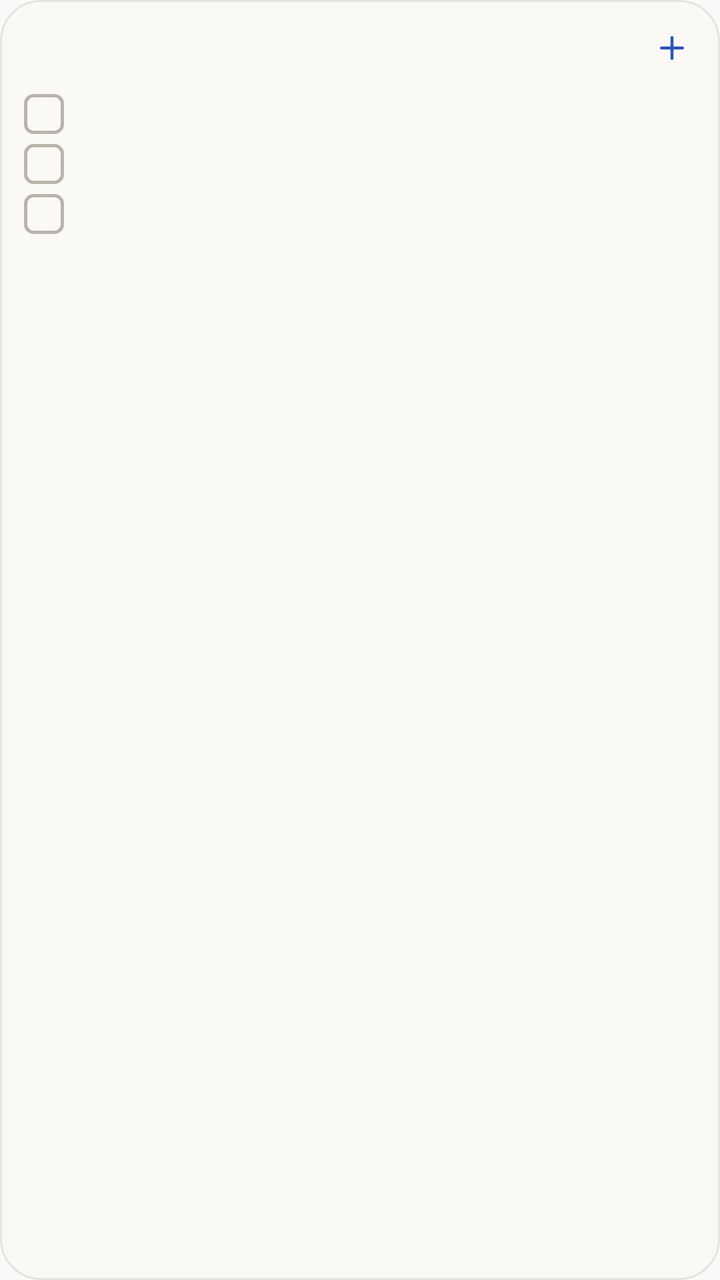
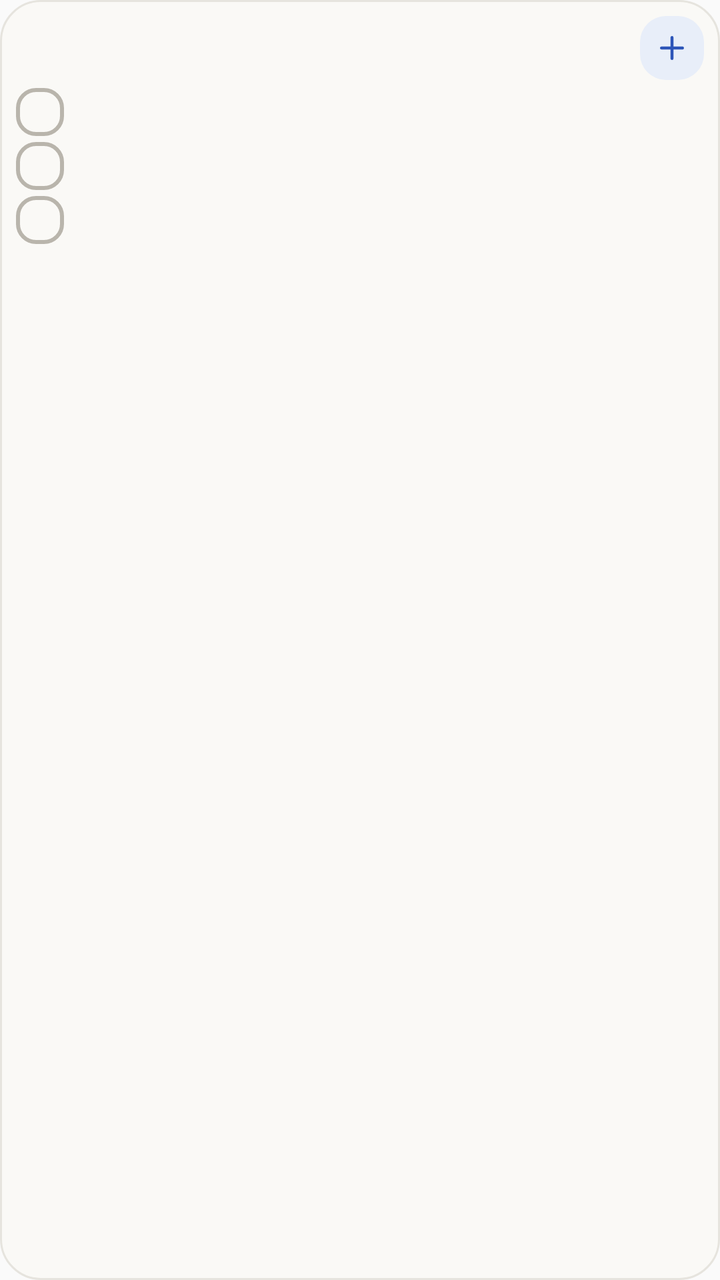

The first picture is an Android layout as it rendered before a commit; the second is the same layout after the commit. The layout source and the unified diff follow.
<!-- AndroidManifest.xml: application theme AppTheme -->
<!-- res/layout/widget_tasks_compact.xml -->
<?xml version="1.0" encoding="utf-8"?>
<LinearLayout xmlns:android="http://schemas.android.com/apk/res/android"
    android:id="@+id/widget_root"
    android:layout_width="match_parent"
    android:layout_height="match_parent"
    android:background="@drawable/widget_bg"
    android:orientation="vertical"
    android:padding="12dp">

    <LinearLayout
        android:layout_width="match_parent"
        android:layout_height="wrap_content"
        android:gravity="center_vertical"
        android:orientation="horizontal">

        <TextView
            android:id="@+id/widget_date"
            android:layout_width="0dp"
            android:layout_height="wrap_content"
            android:layout_weight="1"
            android:ellipsize="end"
            android:singleLine="true"
            android:textColor="#201F1D"
            android:textSize="12sp"
            android:textStyle="bold" />

        <TextView
            android:id="@+id/widget_meta"
            android:layout_width="wrap_content"
            android:layout_height="wrap_content"
            android:ellipsize="end"
            android:maxWidth="92dp"
            android:singleLine="true"
            android:textColor="#2C55B8"
            android:textSize="10sp" />

        <ImageView
            android:id="@+id/widget_add"
            android:layout_width="24dp"
            android:layout_height="24dp"
            android:layout_marginStart="4dp"
            android:contentDescription="快速添加任务"
            android:padding="3dp"
            android:src="@drawable/ic_widget_add" />
    </LinearLayout>

    <LinearLayout
        android:id="@+id/widget_tasks"
        android:layout_width="match_parent"
        android:layout_height="wrap_content"
        android:layout_marginTop="6dp"
        android:orientation="vertical">

        <LinearLayout
            android:id="@+id/widget_row_1"
            android:layout_width="match_parent"
            android:layout_height="wrap_content"
            android:layout_marginTop="5dp"
            android:gravity="center_vertical"
            android:orientation="horizontal">

            <ImageView
                android:id="@+id/widget_check_1"
                android:layout_width="20dp"
                android:layout_height="20dp"
                android:layout_marginEnd="7dp"
                android:contentDescription="完成这条任务"
                android:src="@drawable/widget_check" />

            <TextView
                android:id="@+id/widget_task_1"
                android:layout_width="0dp"
                android:layout_height="wrap_content"
                android:layout_weight="1"
                android:ellipsize="end"
                android:singleLine="true"
                android:textColor="#201F1D"
                android:textSize="12sp" />
        </LinearLayout>

        <LinearLayout
            android:id="@+id/widget_row_2"
            android:layout_width="match_parent"
            android:layout_height="wrap_content"
            android:layout_marginTop="5dp"
            android:gravity="center_vertical"
            android:orientation="horizontal">

            <ImageView
                android:id="@+id/widget_check_2"
                android:layout_width="20dp"
                android:layout_height="20dp"
                android:layout_marginEnd="7dp"
                android:contentDescription="完成这条任务"
                android:src="@drawable/widget_check" />

            <TextView
                android:id="@+id/widget_task_2"
                android:layout_width="0dp"
                android:layout_height="wrap_content"
                android:layout_weight="1"
                android:ellipsize="end"
                android:singleLine="true"
                android:textColor="#201F1D"
                android:textSize="12sp" />
        </LinearLayout>

        <LinearLayout
            android:id="@+id/widget_row_3"
            android:layout_width="match_parent"
            android:layout_height="wrap_content"
            android:layout_marginTop="5dp"
            android:gravity="center_vertical"
            android:orientation="horizontal">

            <ImageView
                android:id="@+id/widget_check_3"
                android:layout_width="20dp"
                android:layout_height="20dp"
                android:layout_marginEnd="7dp"
                android:contentDescription="完成这条任务"
                android:src="@drawable/widget_check" />

            <TextView
                android:id="@+id/widget_task_3"
                android:layout_width="0dp"
                android:layout_height="wrap_content"
                android:layout_weight="1"
                android:ellipsize="end"
                android:singleLine="true"
                android:textColor="#201F1D"
                android:textSize="12sp" />
        </LinearLayout>

        
        <LinearLayout
            android:id="@+id/widget_row_4"
            android:layout_width="match_parent"
            android:layout_height="wrap_content"
            android:orientation="horizontal"
            android:visibility="gone">

            <ImageView
                android:id="@+id/widget_check_4"
                android:layout_width="20dp"
                android:layout_height="20dp"
                android:layout_marginEnd="7dp"
                android:contentDescription="完成这条任务"
                android:src="@drawable/widget_check" />

            <TextView
                android:id="@+id/widget_task_4"
                android:layout_width="0dp"
                android:layout_height="wrap_content"
                android:layout_weight="1"
                android:ellipsize="end"
                android:singleLine="true"
                android:textColor="#201F1D"
                android:textSize="12sp" />
        </LinearLayout>
    </LinearLayout>

    <TextView
        android:id="@+id/widget_empty"
        android:layout_width="match_parent"
        android:layout_height="wrap_content"
        android:layout_marginTop="8dp"
        android:text="今天没有待办"
        android:textColor="#8B887F"
        android:textSize="12sp"
        android:visibility="gone" />
</LinearLayout>
<!-- resources referenced by this layout -->
<resources>
  <!-- drawable ic_widget_add (drawable) -->
  <?xml version="1.0" encoding="utf-8"?>
  <vector xmlns:android="http://schemas.android.com/apk/res/android"
      android:width="20dp"
      android:height="20dp"
      android:viewportWidth="24"
      android:viewportHeight="24">
      <path
          android:pathData="M12,5v14M5,12h14"
          android:strokeColor="#2C55B8"
          android:strokeLineCap="round"
          android:strokeWidth="2" />
  </vector>
  <!-- drawable widget_bg (drawable) -->
  <?xml version="1.0" encoding="utf-8"?>
  <shape xmlns:android="http://schemas.android.com/apk/res/android"
      android:shape="rectangle">
      <solid android:color="#FAF9F6" />
      <corners android:radius="20dp" />
      <stroke
          android:width="1dp"
          android:color="#E6E4DE" />
  </shape>
  <!-- drawable widget_check (drawable) -->
  <?xml version="1.0" encoding="utf-8"?>
  <shape xmlns:android="http://schemas.android.com/apk/res/android"
      android:shape="rectangle">
      <solid android:color="@android:color/transparent" />
      <stroke
          android:width="1.5dp"
          android:color="#B9B5AC" />
      <corners android:radius="4dp" />
  </shape>
  <style name="AppTheme" parent="Theme.AppCompat.Light.DarkActionBar">
          
          <item name="colorPrimary">@color/colorPrimary</item>
          <item name="colorPrimaryDark">@color/colorPrimaryDark</item>
          <item name="colorAccent">@color/colorAccent</item>
      </style>
</resources>

<!-- the commit's change to res/layout/widget_tasks_compact.xml (unified diff, before → after) -->
@@ -5,42 +5,21 @@
     android:layout_height="match_parent"
     android:background="@drawable/widget_bg"
     android:orientation="vertical"
-    android:padding="12dp">
+    android:padding="8dp">
 
     <LinearLayout
         android:layout_width="match_parent"
         android:layout_height="wrap_content"
-        android:gravity="center_vertical"
+        android:gravity="end|center_vertical"
         android:orientation="horizontal">
-
-        <TextView
-            android:id="@+id/widget_date"
-            android:layout_width="0dp"
-            android:layout_height="wrap_content"
-            android:layout_weight="1"
-            android:ellipsize="end"
-            android:singleLine="true"
-            android:textColor="#201F1D"
-            android:textSize="12sp"
-            android:textStyle="bold" />
-
-        <TextView
-            android:id="@+id/widget_meta"
-            android:layout_width="wrap_content"
-            android:layout_height="wrap_content"
-            android:ellipsize="end"
-            android:maxWidth="92dp"
-            android:singleLine="true"
-            android:textColor="#2C55B8"
-            android:textSize="10sp" />
 
         <ImageView
             android:id="@+id/widget_add"
-            android:layout_width="24dp"
-            android:layout_height="24dp"
-            android:layout_marginStart="4dp"
+            android:layout_width="32dp"
+            android:layout_height="32dp"
+            android:background="@drawable/widget_add_fab"
             android:contentDescription="快速添加任务"
-            android:padding="3dp"
+            android:padding="7dp"
             android:src="@drawable/ic_widget_add" />
     </LinearLayout>
 
@@ -48,22 +27,22 @@
         android:id="@+id/widget_tasks"
         android:layout_width="match_parent"
         android:layout_height="wrap_content"
-        android:layout_marginTop="6dp"
+        android:layout_marginTop="1dp"
         android:orientation="vertical">
 
         <LinearLayout
             android:id="@+id/widget_row_1"
             android:layout_width="match_parent"
             android:layout_height="wrap_content"
-            android:layout_marginTop="5dp"
+            android:layout_marginTop="3dp"
             android:gravity="center_vertical"
             android:orientation="horizontal">
 
             <ImageView
                 android:id="@+id/widget_check_1"
-                android:layout_width="20dp"
-                android:layout_height="20dp"
-                android:layout_marginEnd="7dp"
+                android:layout_width="24dp"
+                android:layout_height="24dp"
+                android:layout_marginEnd="8dp"
                 android:contentDescription="完成这条任务"
                 android:src="@drawable/widget_check" />
 
@@ -75,22 +54,22 @@
                 android:ellipsize="end"
                 android:singleLine="true"
                 android:textColor="#201F1D"
-                android:textSize="12sp" />
+                android:textSize="14sp" />
         </LinearLayout>
 
         <LinearLayout
             android:id="@+id/widget_row_2"
             android:layout_width="match_parent"
             android:layout_height="wrap_content"
-            android:layout_marginTop="5dp"
+            android:layout_marginTop="3dp"
             android:gravity="center_vertical"
             android:orientation="horizontal">
 
             <ImageView
                 android:id="@+id/widget_check_2"
-                android:layout_width="20dp"
-                android:layout_height="20dp"
-                android:layout_marginEnd="7dp"
+                android:layout_width="24dp"
+                android:layout_height="24dp"
+                android:layout_marginEnd="8dp"
                 android:contentDescription="完成这条任务"
                 android:src="@drawable/widget_check" />
 
@@ -102,22 +81,22 @@
                 android:ellipsize="end"
                 android:singleLine="true"
                 android:textColor="#201F1D"
-                android:textSize="12sp" />
+                android:textSize="14sp" />
         </LinearLayout>
 
         <LinearLayout
             android:id="@+id/widget_row_3"
             android:layout_width="match_parent"
             android:layout_height="wrap_content"
-            android:layout_marginTop="5dp"
+            android:layout_marginTop="3dp"
             android:gravity="center_vertical"
             android:orientation="horizontal">
 
             <ImageView
                 android:id="@+id/widget_check_3"
-                android:layout_width="20dp"
-                android:layout_height="20dp"
-                android:layout_marginEnd="7dp"
+                android:layout_width="24dp"
+                android:layout_height="24dp"
+                android:layout_marginEnd="8dp"
                 android:contentDescription="完成这条任务"
                 android:src="@drawable/widget_check" />
 
@@ -129,7 +108,7 @@
                 android:ellipsize="end"
                 android:singleLine="true"
                 android:textColor="#201F1D"
-                android:textSize="12sp" />
+                android:textSize="14sp" />
         </LinearLayout>
 
         
@@ -142,9 +121,9 @@
 
             <ImageView
                 android:id="@+id/widget_check_4"
-                android:layout_width="20dp"
-                android:layout_height="20dp"
-                android:layout_marginEnd="7dp"
+                android:layout_width="24dp"
+                android:layout_height="24dp"
+                android:layout_marginEnd="8dp"
                 android:contentDescription="完成这条任务"
                 android:src="@drawable/widget_check" />
 
@@ -156,7 +135,7 @@
                 android:ellipsize="end"
                 android:singleLine="true"
                 android:textColor="#201F1D"
-                android:textSize="12sp" />
+                android:textSize="14sp" />
         </LinearLayout>
     </LinearLayout>
 
@@ -165,8 +144,8 @@
         android:layout_width="match_parent"
         android:layout_height="wrap_content"
         android:layout_marginTop="8dp"
-        android:text="今天没有待办"
+        android:text="暂无待办"
         android:textColor="#8B887F"
-        android:textSize="12sp"
+        android:textSize="13sp"
         android:visibility="gone" />
 </LinearLayout>
<!-- resource entries referenced after the edit -->
@@ -13,6 +13,22 @@
           android:strokeLineCap="round"
           android:strokeWidth="2" />
   </vector>
+  <!-- drawable widget_add_fab (drawable) -->
+  <?xml version="1.0" encoding="utf-8"?>
+  <selector xmlns:android="http://schemas.android.com/apk/res/android">
+      <item android:state_pressed="true">
+          <shape android:shape="rectangle">
+              <solid android:color="#D9E3F5" />
+              <corners android:radius="13dp" />
+          </shape>
+      </item>
+      <item>
+          <shape android:shape="rectangle">
+              <solid android:color="#E8EEF9" />
+              <corners android:radius="13dp" />
+          </shape>
+      </item>
+  </selector>
   <!-- drawable widget_bg (drawable) -->
   <?xml version="1.0" encoding="utf-8"?>
   <shape xmlns:android="http://schemas.android.com/apk/res/android"
@@ -29,9 +45,9 @@
       android:shape="rectangle">
       <solid android:color="@android:color/transparent" />
       <stroke
-          android:width="1.5dp"
+          android:width="2dp"
           android:color="#B9B5AC" />
-      <corners android:radius="4dp" />
+      <corners android:radius="9dp" />
   </shape>
   <style name="AppTheme" parent="Theme.AppCompat.Light.DarkActionBar">
           
